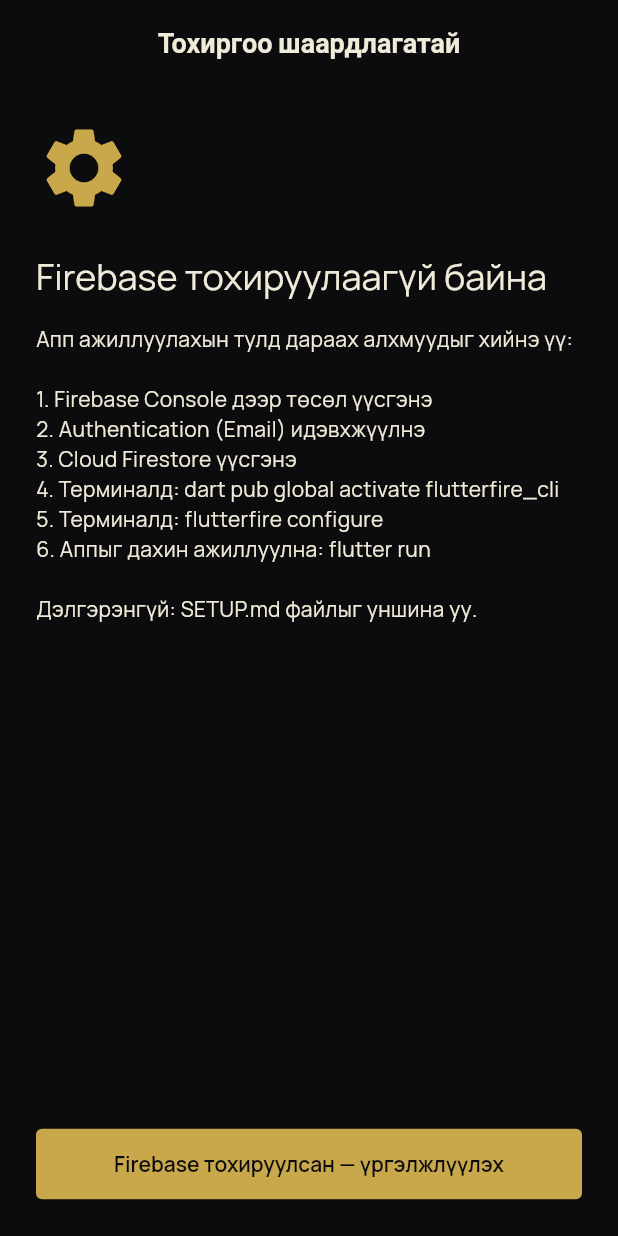
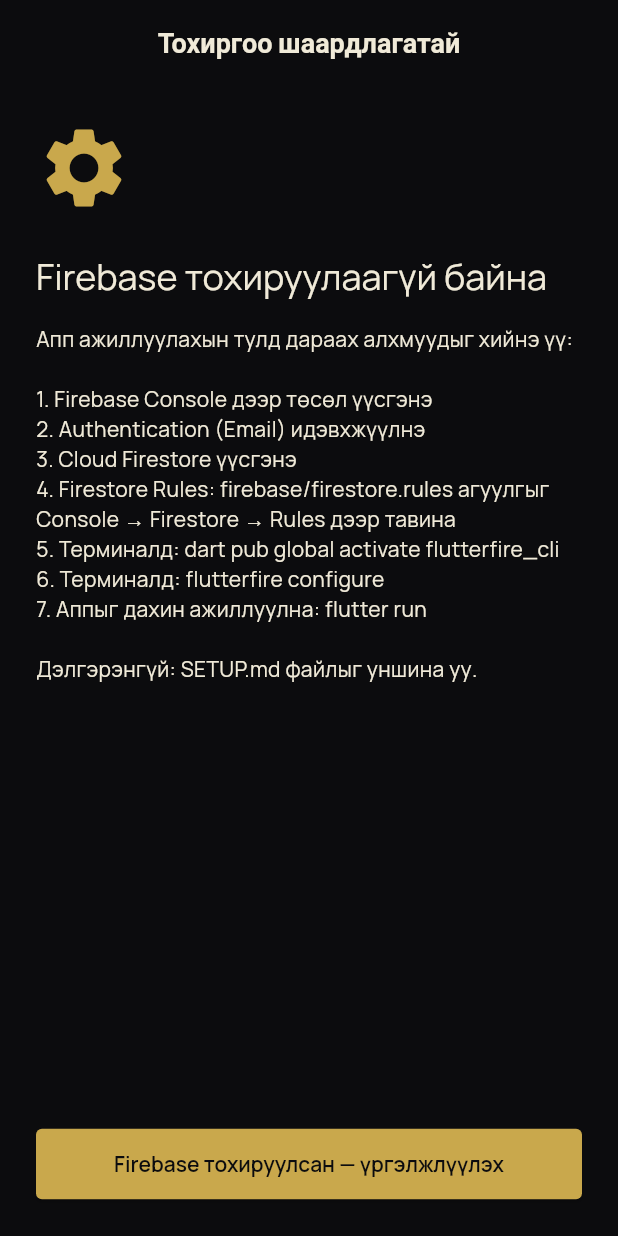
Before and after one commit to Amagazinee/dembee-auction, a Flutter app: the screen it shows after launch, on a phone screen of 412 x 824 dp. Run offline on Flutter 3.47's test engine with Material 3 defaults, Android fonts, the phone set to English and light mode, and no system bars; our stand-ins replace cloud_firestore, firebase_auth, firebase_core, go_router, google_fonts; accounts and stored records are empty.

Commit message:
Fix registration: rollback auth on Firestore failure, show errors
- Delete orphaned Firebase Auth user when Firestore profile write fails
- Verify Firestore profile exists after login; sign out with clear message if missing
- Map permission-denied, operation-not-allowed, and network auth errors in Mongolian
- Catch unexpected errors on register/login screens so failures are visible
- Remind users to deploy Firestore rules in setup screen

Co-authored-by: Amagazinee <Amagazinee@users.noreply.github.com>

```diff
--- a/lib/screens/auth/login_screen.dart
+++ b/lib/screens/auth/login_screen.dart
@@ -46,6 +46,8 @@ class _LoginScreenState extends State<LoginScreen> {
       if (mounted) context.go('/home');
     } on AppException catch (e) {
       setState(() => _errorMessage = e.message);
+    } catch (e) {
+      setState(() => _errorMessage = 'Алдаа гарлаа: $e');
     } finally {
       if (mounted) setState(() => _isLoading = false);
     }
--- a/lib/screens/auth/register_screen.dart
+++ b/lib/screens/auth/register_screen.dart
@@ -54,6 +54,8 @@ class _RegisterScreenState extends State<RegisterScreen> {
       if (mounted) context.go('/home');
     } on AppException catch (e) {
       setState(() => _errorMessage = e.message);
+    } catch (e) {
+      setState(() => _errorMessage = 'Алдаа гарлаа: $e');
     } finally {
       if (mounted) setState(() => _isLoading = false);
     }
--- a/lib/screens/setup/setup_screen.dart
+++ b/lib/screens/setup/setup_screen.dart
@@ -28,9 +28,10 @@ class SetupScreen extends StatelessWidget {
               '1. Firebase Console дээр төсөл үүсгэнэ\n'
               '2. Authentication (Email) идэвхжүүлнэ\n'
               '3. Cloud Firestore үүсгэнэ\n'
-              '4. Терминалд: dart pub global activate flutterfire_cli\n'
-              '5. Терминалд: flutterfire configure\n'
-              '6. Аппыг дахин ажиллуулна: flutter run\n\n'
+              '4. Firestore Rules: firebase/firestore.rules агуулгыг Console → Firestore → Rules дээр тавина\n'
+              '5. Терминалд: dart pub global activate flutterfire_cli\n'
+              '6. Терминалд: flutterfire configure\n'
+              '7. Аппыг дахин ажиллуулна: flutter run\n\n'
               'Дэлгэрэнгүй: SETUP.md файлыг уншина уу.',
             ),
             const Spacer(),
```
Also changed, not shown: lib/services/auth_service.dart (+49 -6 lines).
